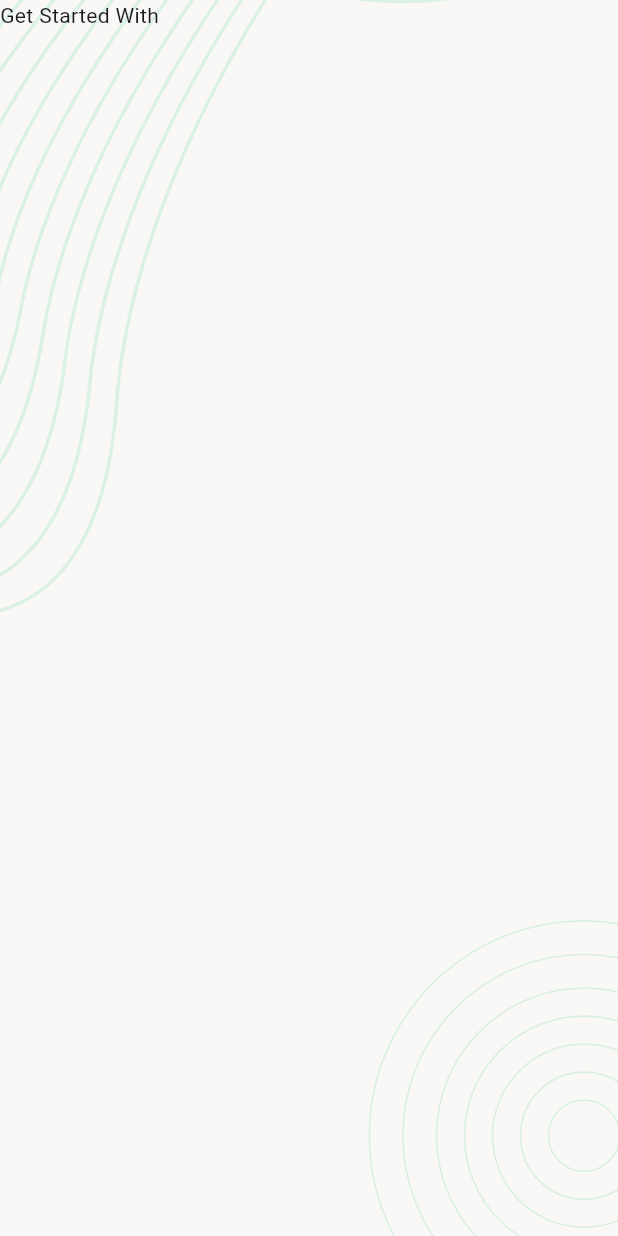
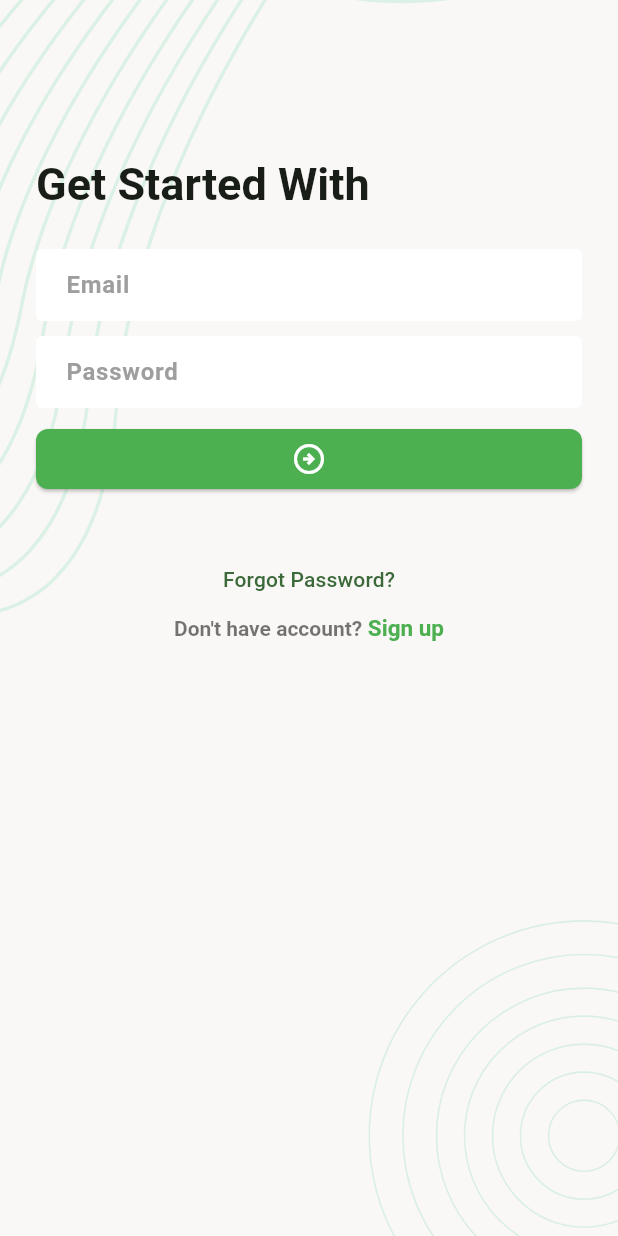
Before and after one commit to ashura-01/Task_Manager, a Flutter app: the screen it shows after launch, on a phone screen of 412 x 824 dp. Run offline on Flutter 3.47's test engine with Material 3 defaults, Android fonts, the phone set to English and light mode, and no system bars; our stand-ins replace flutter_svg.

Commit message:
commenting on nothing

```diff
--- a/lib/UI/Screens/login_screen.dart
+++ b/lib/UI/Screens/login_screen.dart
@@ -1,4 +1,6 @@
+import 'package:flutter/gestures.dart';
 import 'package:flutter/material.dart';
+import 'package:task_manager/UI/Screens/register_screen.dart';
 import 'package:task_manager/UI/Widgets/screen_background.dart';
 
 class LoginScreen extends StatefulWidget {
@@ -13,11 +15,80 @@ class _LoginScreenState extends State<LoginScreen> {
   Widget build(BuildContext context) {
     return Scaffold(
       body: ScreenBackground(
-          child: Column(
-        children: [
-          Text("Get Started With",)
-        ],
+          child: Padding(
+        padding: const EdgeInsets.all(24.0),
+        child: Column(
+          crossAxisAlignment: CrossAxisAlignment.start,
+          children: [
+            SizedBox(
+              height: 80,
+            ),
+            Text(
+              "Get Started With",
+              style: Theme.of(context).textTheme.titleLarge,
+            ),
+            SizedBox(
+              height: 24,
+            ),
+            TextFormField(
+              decoration: InputDecoration(
+                hintText: "Email",
+              ),
+            ),
+            SizedBox(
+              height: 10,
+            ),
+            TextFormField(
+              decoration: InputDecoration(hintText: "Password"),
+            ),
+            SizedBox(
+              height: 10,
+            ),
+            ElevatedButton(
+                onPressed: () {},
+                child: Icon(
+                  Icons.arrow_circle_right_outlined,
+                  color: Colors.white,
+                  size: 24,
+                )),
+            SizedBox(
+              height: 32,
+            ),
+            Center(
+              child: Column(
+                mainAxisSize: MainAxisSize.min,
+                children: [
+                  TextButton(onPressed: _onTapForgotPasswordButton, child: Text("Forgot Password?")),
+                  RichText(
+                    text: TextSpan(
+                        style: TextStyle(
+                          color: Colors.black54,
+                          fontSize: 14,
+                          fontWeight: FontWeight.w600,
+                        ),
+                        children: [
+                          TextSpan(text: "Don't have account?"),
+                          TextSpan(
+                              text: " Sign up",
+                              style: TextStyle(
+                                color: Colors.green,
+                                fontWeight: FontWeight.bold,
+                                fontSize: 15,
+                              ),
+                              recognizer: TapGestureRecognizer()..onTap = _onTapSignUpButton),
+                        ]),
+                  ),
+                ],
+              ),
+            )
+          ],
+        ),
       )),
     );
   }
+
+  void _onTapForgotPasswordButton(){}
+  void _onTapSignUpButton() {
+    Navigator.push(context, MaterialPageRoute(builder: (context)=> RegisterScreen()));
+  }
 }
--- a/lib/UI/Screens/splash_screen.dart
+++ b/lib/UI/Screens/splash_screen.dart
@@ -20,8 +20,7 @@ class _SplashScreenState extends State<SplashScreen> {
 
   Future<void> _moveToNextScreen() async {
     await Future.delayed(const Duration(seconds: 5));
-    Navigator.pushReplacement(
-        context, MaterialPageRoute(builder: (context) => LoginScreen()));
+    Navigator.pushReplacement( context, MaterialPageRoute(builder: (context) => LoginScreen()));
   }
 
   @override
--- a/lib/my_app.dart
+++ b/lib/my_app.dart
@@ -1,15 +1,51 @@
 import 'package:flutter/material.dart';
 import 'package:task_manager/UI/Screens/splash_screen.dart';
 
-class MyApp extends StatelessWidget{
+class MyApp extends StatelessWidget {
   const MyApp({super.key});
 
   @override
   Widget build(BuildContext context) {
     return MaterialApp(
       debugShowCheckedModeBanner: false,
+
+      theme: ThemeData(
+        colorScheme: ColorScheme.fromSeed(seedColor: Colors.green),
+          inputDecorationTheme: InputDecorationTheme(
+        hintStyle: TextStyle(
+          fontWeight: FontWeight.w600,
+          color: Colors.grey,
+        ),
+        fillColor: Colors.white,
+        filled: true,
+        contentPadding: EdgeInsets.symmetric(horizontal: 16),
+        border: OutlineInputBorder(
+          borderSide: BorderSide.none,
+        ),
+        enabledBorder: OutlineInputBorder(
+          borderSide: BorderSide.none,
+        ),
+        errorBorder: OutlineInputBorder(
+          borderSide: BorderSide.none
+        )
+      ),
+      elevatedButtonTheme: ElevatedButtonThemeData(
+        style: ElevatedButton.styleFrom(
+                fixedSize: Size.fromWidth(double.maxFinite),
+                backgroundColor: Colors.green,
+                shape: RoundedRectangleBorder(
+                  borderRadius: BorderRadius.circular(8),
+                )
+              ),
+      ),
+
+      textTheme: TextTheme(
+        titleLarge: TextStyle(fontSize: 30, fontWeight: FontWeight.bold),
+      )
+
+
+      ),
       home: SplashScreen(),
     );
   }
-
 }
```
Also changed, not shown: lib/UI/Screens/register_screen.dart (added, +117 -0 lines).
